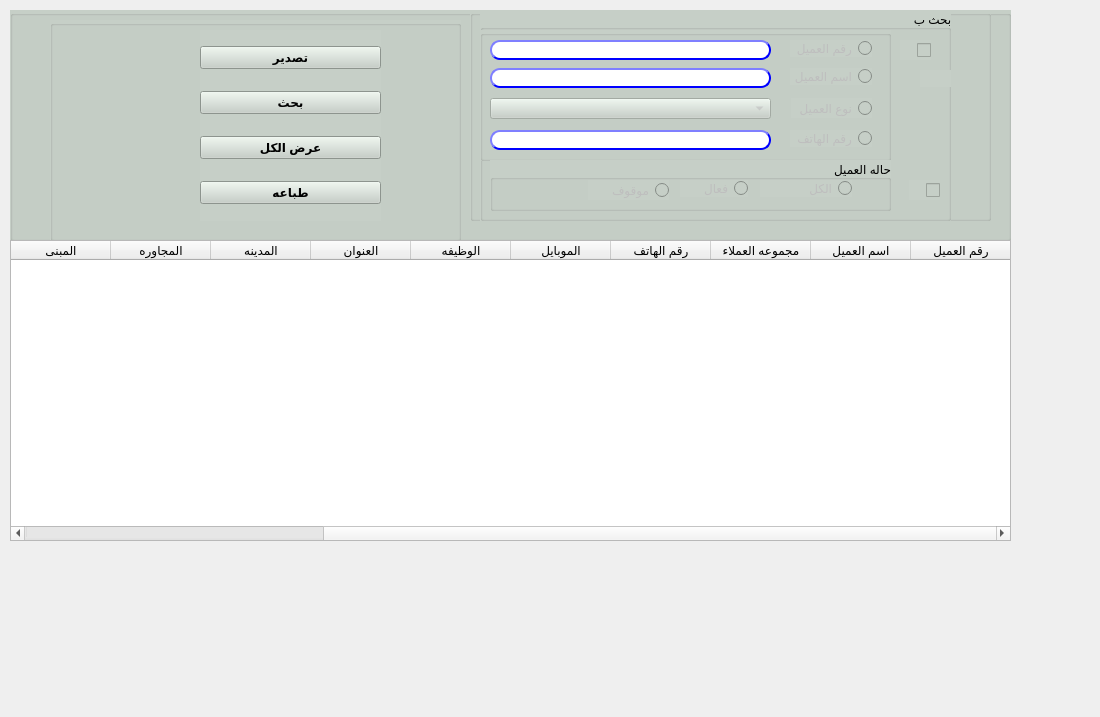
shymaa123456/HyperPOS2020, file presentation/reports_ui/customer_display.ui: the form before one commit.
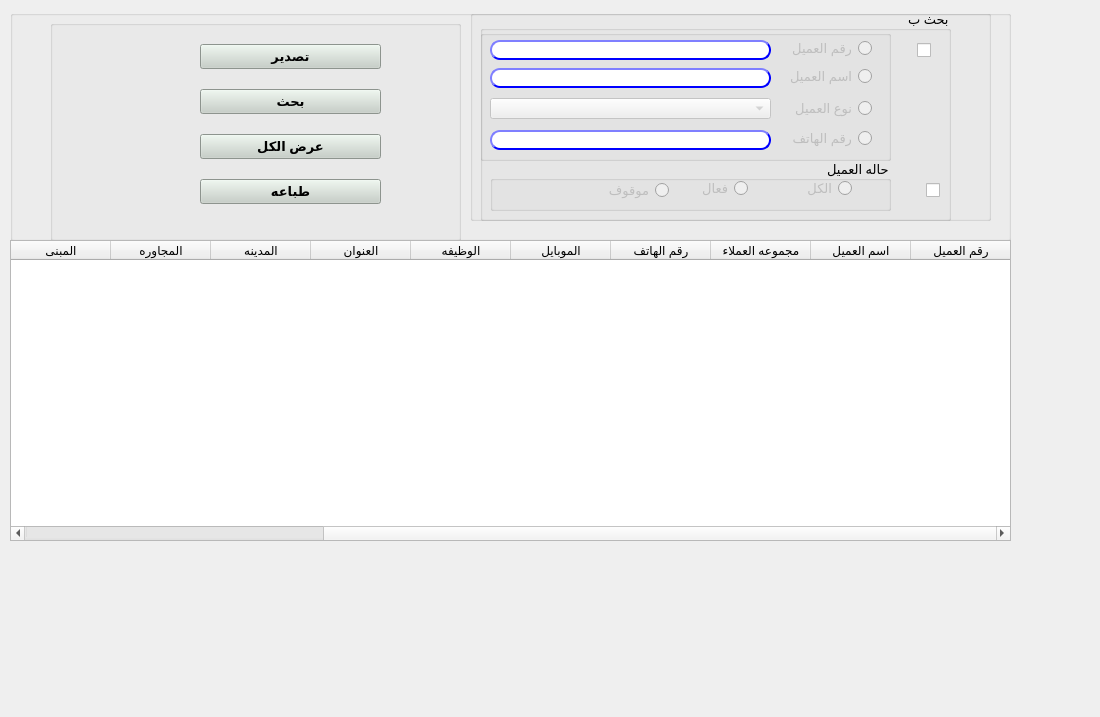
The form after the commit.

Commit message: Adjust Customer Display Report Style

```diff
--- a/presentation/reports_ui/customer_display.ui
+++ b/presentation/reports_ui/customer_display.ui
@@ -66,8 +66,7 @@
     <bool>false</bool>
    </property>
    <property name="styleSheet">
-    <string notr="true">background-color: rgb(198, 207, 199);
-                </string>
+    <string notr="true"/>
    </property>
    <property name="title">
     <string/>
```
